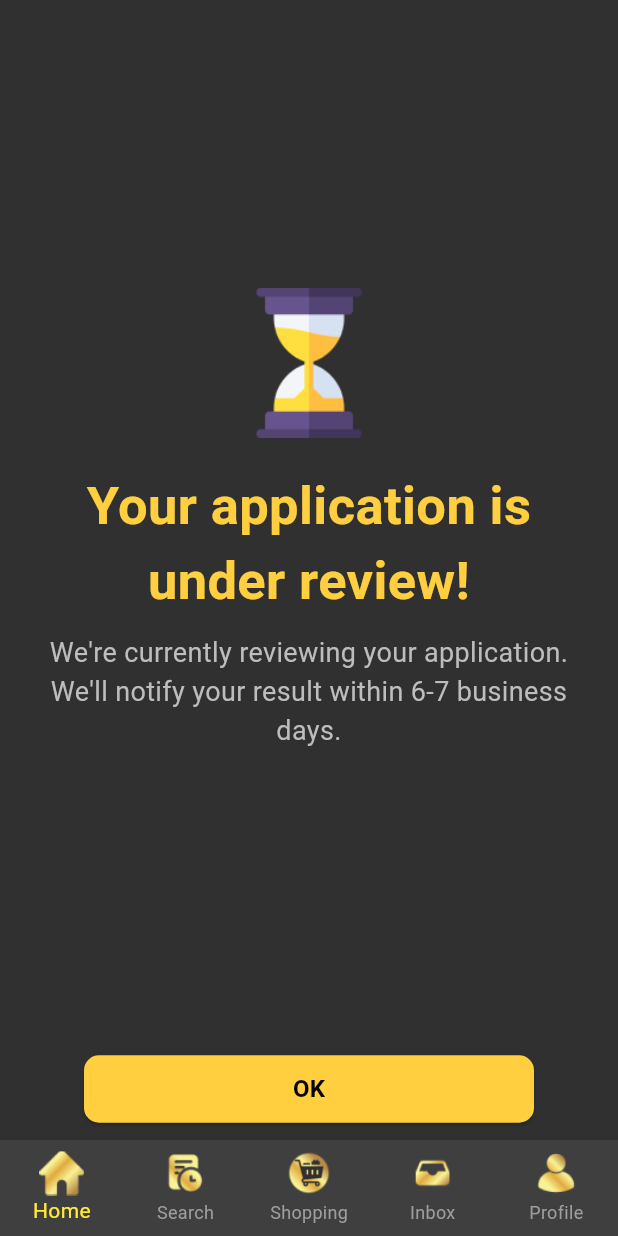
After one commit to intanaqilah-mf/kitatongtong, a Flutter app: the ApplicationReviewScreen screen opened directly, on a phone screen of 412 x 824 dp. The commit adds this screen. Run offline on Flutter 3.47's test engine with Material 3 defaults, Android fonts, the phone set to English and light mode, and no system bars; our stand-ins replace cloud_firestore, file_picker, firebase_core; missing offline and left inert: syncfusion_flutter_pdfviewer; accounts and stored records are empty.

Commit message:
add success page

```diff
--- /dev/null
+++ b/lib/pages/applicationReviewScreen.dart
@@ -0,0 +1,96 @@
+import 'package:flutter/material.dart';
+import 'package:projects/pages/HomePage.dart';
+import 'package:projects/widgets/bottomNavBar.dart';
+
+class ApplicationReviewScreen extends StatefulWidget {
+  @override
+  _ApplicationReviewScreenState createState() =>
+      _ApplicationReviewScreenState();
+}
+
+class _ApplicationReviewScreenState extends State<ApplicationReviewScreen> {
+  int _selectedIndex = 0;
+
+  // Function to handle BottomNavBar taps
+  void _onItemTapped(int index) {
+    setState(() {
+      _selectedIndex = index;
+    });
+  }
+
+  @override
+  Widget build(BuildContext context) {
+    return Scaffold(
+      body: Column(
+        children: [
+          Expanded(
+            child: Center(
+              child: Padding(
+                padding: const EdgeInsets.symmetric(horizontal: 16.0),
+                child: Column(
+                  mainAxisAlignment: MainAxisAlignment.center,
+                  children: [
+                    Image.asset(
+                      'assets/hourglass.png', // Replace with your hourglass asset
+                      height: 100,
+                    ),
+                    SizedBox(height: 20),
+                    Text(
+                      "Your application is under review!",
+                      style: TextStyle(
+                        fontSize: 35,
+                        fontWeight: FontWeight.bold,
+                        color: Color(0xFFFFCF40), // Yellow color
+                      ),
+                      textAlign: TextAlign.center,
+                    ),
+                    SizedBox(height: 10),
+                    Text(
+                      "We're currently reviewing your application.\nWe'll notify your result within 6-7 business days.",
+                      style: TextStyle(
+                        fontSize: 18,
+                        color: Colors.grey[400], // Light gray color
+                      ),
+                      textAlign: TextAlign.center,
+                    ),
+                  ],
+                ),
+              ),
+            ),
+          ),
+          Padding(
+            padding: const EdgeInsets.symmetric(horizontal: 16.0, vertical: 10.0),
+            child: ElevatedButton(
+              style: ElevatedButton.styleFrom(
+                backgroundColor: Color(0xFFFFCF40), // Button background color
+                foregroundColor: Colors.black, // Text color
+                shape: RoundedRectangleBorder(
+                  borderRadius: BorderRadius.circular(10), // Rounded corners
+                ),
+                minimumSize: Size(300, 45), // Full-width button
+              ),
+              onPressed: () {
+                Navigator.pushAndRemoveUntil(
+                  context,
+                  MaterialPageRoute(builder: (context) => HomePage()),
+                      (route) => false, // Clears the navigation stack
+                );
+              },
+              child: Text(
+                "OK",
+                style: TextStyle(
+                  fontSize: 16,
+                  fontWeight: FontWeight.bold,
+                ),
+              ),
+            ),
+          ),
+        ],
+      ),
+      bottomNavigationBar: BottomNavBar(
+        selectedIndex: _selectedIndex,
+        onItemTapped: _onItemTapped,
+      ),
+    );
+  }
+}
--- a/lib/pages/applyAid.dart
+++ b/lib/pages/applyAid.dart
@@ -5,6 +5,8 @@ import '../pages/PDFViewerScreen.dart';
 import 'package:path/path.dart' as path;
 import 'package:cloud_firestore/cloud_firestore.dart';
 import 'package:firebase_core/firebase_core.dart';
+import '../pages/applicationReviewScreen.dart';
+
 
 class ApplyAid extends StatefulWidget {
   @override
@@ -51,6 +53,10 @@ class _ApplyAidState extends State<ApplyAid> {
     try {
       // Add your Firebase collection name, e.g., "applications"
       await FirebaseFirestore.instance.collection("applications").add(data);
+      Navigator.push(
+        context,
+        MaterialPageRoute(builder: (context) => ApplicationReviewScreen()),
+      );
 
       // Notify user of successful upload
       ScaffoldMessenger.of(context).showSnackBar(
--- a/pubspec.yaml
+++ b/pubspec.yaml
@@ -69,6 +69,7 @@ flutter:
     - assets/uploadAsnaf.png
     - assets/docAsnaf.png
     - assets/trash.png
+    - assets/hourglass.png
   #   - images/a_dot_ham.jpeg
 
   # An image asset can refer to one or more resolution-specific "variants", see
```
Also changed, not shown: assets/hourglass.png (added).
